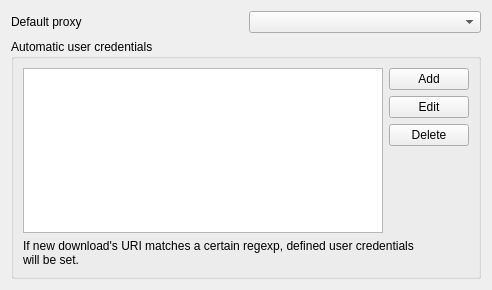
This is src/engines/SettingsHttpForm.ui in LubosD/fatrat as Qt 5 draws it before an edit. The edited form follows.
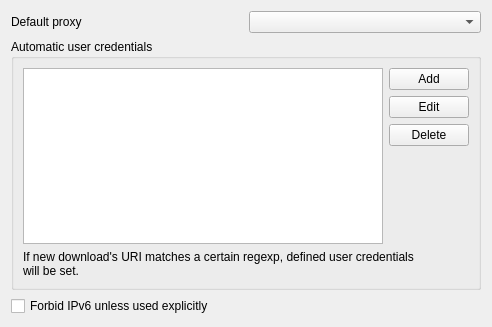
This is the edited form. Icons and pictures are not drawn.

Commit message: Added an option to disable IPv6 for HTTP/FTP

Diff of the .ui file:
```diff
--- a/src/engines/SettingsHttpForm.ui
+++ b/src/engines/SettingsHttpForm.ui
@@ -6,13 +6,13 @@
     <x>0</x>
     <y>0</y>
     <width>492</width>
-    <height>290</height>
+    <height>327</height>
    </rect>
   </property>
   <property name="windowTitle" >
    <string>HTTP/FTP</string>
   </property>
-  <layout class="QGridLayout" >
+  <layout class="QGridLayout" name="gridLayout" >
    <item row="0" column="0" >
     <widget class="QLabel" name="label_2" >
      <property name="text" >
@@ -100,6 +100,13 @@
      </layout>
     </widget>
    </item>
+   <item row="2" column="0" colspan="2" >
+    <widget class="QCheckBox" name="checkForbidIPv6" >
+     <property name="text" >
+      <string>Forbid IPv6 unless used explicitly</string>
+     </property>
+    </widget>
+   </item>
   </layout>
  </widget>
  <tabstops>
```
Left out of the diff: 2 changed lines with no effect on the pictures. The commit also changes 5 other files.
